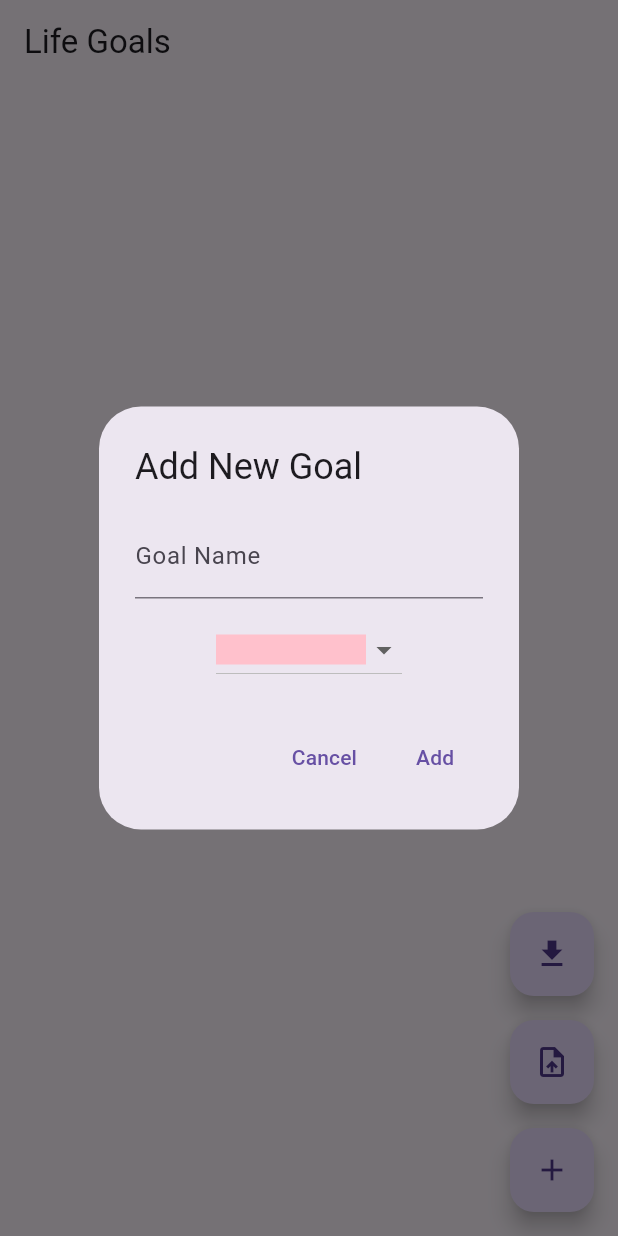
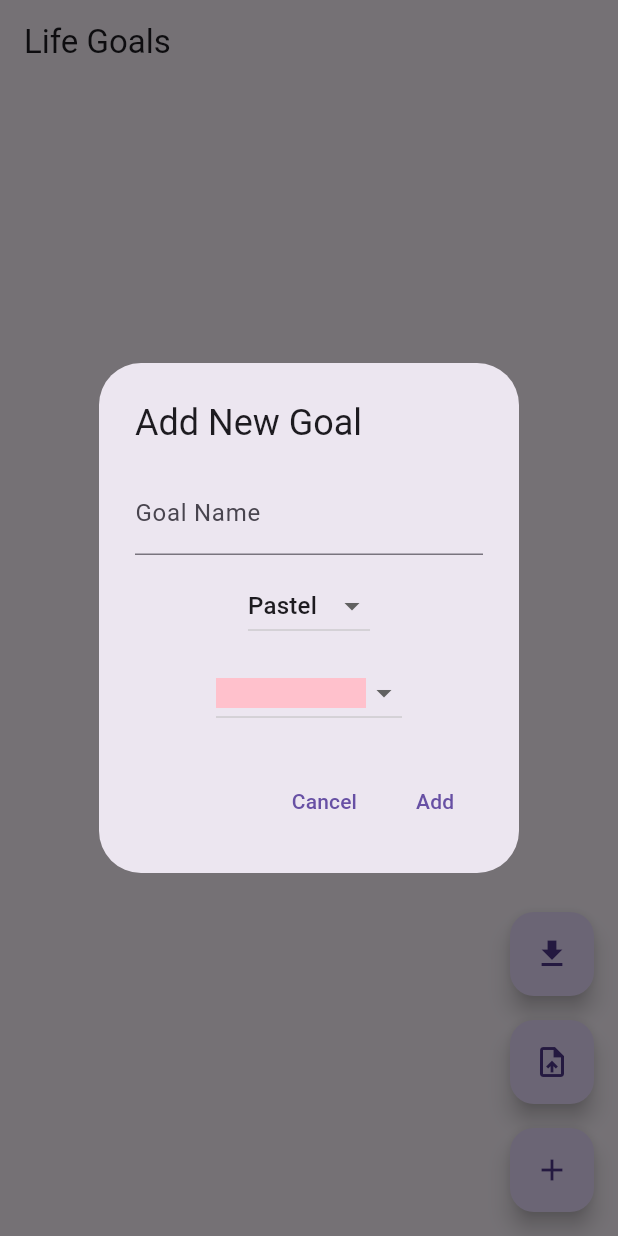
Before and after one commit to hellonico/bubbles, a Flutter app: the screen it shows after launch, after a tap on the "add" icon, on a phone screen of 412 x 824 dp. Run offline on Flutter 3.47's test engine with Material 3 defaults, Android fonts, the phone set to English and light mode, and no system bars; our stand-ins replace file_picker, flutter_markdown, share_plus, shared_preferences.

Commit message:
Allow to switch between color palettes ... #8

```diff
--- a/lib/add_goal_dialog.dart
+++ b/lib/add_goal_dialog.dart
@@ -14,8 +14,9 @@ void showGoalDialog({
   required Function(String, Color) onSave,
   bool isEdit = false,
 }) {
-  // Define the pastel color list as a constant
-  const List<Color> pastelColors = [
+  // Define the color palettes as constants
+  const Map<String, List<Color>> colorPalettes = {
+    'Pastel': [
       Color(0xFFFFC1CC), // Pastel Pink
       Color(0xFFFFD1A4), // Pastel Orange
       Color(0xFFFFF3B0), // Pastel Yellow
@@ -26,27 +27,73 @@ void showGoalDialog({
       Color(0xFFFCE4EC), // Pastel Blush
       Color(0xFFE1F5FE), // Pastel Sky Blue
       Color(0xFFD1F5A4), // Pastel Green
-    Color(0xFFE8DDFF), // Pastel Lavender
-    Color(0xFFFFE3E3), // Pastel Soft Red
-    Color(0xFFFFF5D1), // Pastel Soft Yellow
-    Color(0xFFCBF0FF), // Pastel Light Cyan
-    Color(0xFFFFD7F3), // Pastel Magenta
-    Color(0xFFD9EAD3), // Pastel Pale Green
-    Color(0xFFFAF2CF), // Pastel Pale Yellow
-    Color(0xFFDFDFDF), // Pastel Gray
-    Color(0xFFFFF0E1), // Pastel Cream
-    Color(0xFFFFE8B6), // Pastel Beige
-  ];
+    ],
+    'Vibrant': [
+      Color(0xFFFF0000), // Red
+      Color(0xFFFFA500), // Orange
+      Color(0xFFFFFF00), // Yellow
+      Color(0xFF008000), // Green
+      Color(0xFF0000FF), // Blue
+      Color(0xFF800080), // Purple
+      Color(0xFFFFC0CB), // Pink
+      Color(0xFF00FFFF), // Cyan
+      Color(0xFFFFD700), // Gold
+      Color(0xFFFF4500), // Orange Red
+    ],
+    'Icy': [
+      Color(0xFFE0F7FA), // Icy Blue
+      Color(0xFFD1C4E9), // Icy Lavender
+      Color(0xFFB2EBF2), // Icy Teal
+      Color(0xFFE1BEE7), // Icy Lilac
+      Color(0xFFBBDEFB), // Icy Sky Blue
+      Color(0xFFB3E5FC), // Icy Light Blue
+      Color(0xFFE3F2FD), // Icy Ice Blue
+      Color(0xFFBBDEFB), // Icy Soft Blue
+      Color(0xFFE0E0E0), // Icy Grey
+      Color(0xFFE1F5FE), // Icy Pale Blue
+    ],
+    'Autumn': [
+      Color(0xFFFFB74D), // Autumn Orange
+      Color(0xFFFF7043), // Autumn Red
+      Color(0xFFFFCA28), // Autumn Yellow
+      Color(0xFF8D6E63), // Autumn Brown
+      Color(0xFF6D4C41), // Autumn Dark Brown
+      Color(0xFF3E2723), // Autumn Deep Brown
+      Color(0xFFD7CCC8), // Autumn Light Brown
+      Color(0xFFFFAB91), // Autumn Soft Orange
+      Color(0xFF6F9EAE), // Autumn Teal
+      Color(0xFFE6B0AA), // Autumn Soft Red
+    ],
+    'Space': [
+      Color(0xFF000000), // Very Dark Blue (Black)
+      Color(0xFF1A1A2E), // Dark Blue
+      Color(0xFF16213E), // Midnight Blue
+      Color(0xFF0F3460), // Dark Blue
+      Color(0xFF00A3E0), // Bright Blue
+      Color(0xFF007BFF), // Standard Blue
+      Color(0xFF4ECDC4), // Light Blue
+      Color(0xFFF9ED69), // Pale Yellow
+      Color(0xFFF5D547), // Yellow
+      Color(0xFFFBAA32), // Light Orange (to represent stars)
+    ],
+  };
 
-  // Set initial color to the first color in the list if not provided
-  Color selectedColor = initialColor ?? pastelColors[0];
-//  selectedColor = (pastelColors.contains(selectedColor) ? initialColor : pastelColors[0])!;
+  // Set initial color to the first color in the pastel list if not provided
+  Color selectedColor = initialColor ?? colorPalettes['Pastel']![0];
+  String selectedPalette = 'Pastel';
 
   showDialog(
     context: context,
     builder: (context) {
       return StatefulBuilder(
-        builder: (context, setState) { // Wrap in StatefulBuilder to update color
+        builder: (context, setState) {
+          List<Color> currentPalette = colorPalettes[selectedPalette]!;
+
+          // Reset selectedColor if it's not in the currentPalette
+          if (!currentPalette.contains(selectedColor)) {
+            selectedColor = currentPalette[0]; // Reset to first color of the new palette
+          }
+
           return AlertDialog(
             title: Text(isEdit ? 'Edit Goal' : 'Add New Goal'),
             content: Column(
@@ -60,10 +107,27 @@ void showGoalDialog({
                   },
                 ),
                 SizedBox(height: 10),
+                DropdownButton<String>(
+                  value: selectedPalette,
+                  items: colorPalettes.keys.map((String paletteName) {
+                    return DropdownMenuItem<String>(
+                      value: paletteName,
+                      child: Text(paletteName),
+                    );
+                  }).toList(),
+                  onChanged: (value) {
+                    setState(() {
+                      selectedPalette = value!;
+                      // Reset selected color to the first color of the new palette
+                      selectedColor = colorPalettes[selectedPalette]![0];
+                    });
+                  },
+                ),
+                SizedBox(height: 10),
                 DropdownButton<Color>(
                   value: selectedColor,
-                  items: pastelColors.map((color) {
-                    return DropdownMenuItem(
+                  items: currentPalette.map((color) {
+                    return DropdownMenuItem<Color>(
                       value: color,
                       child: Container(
                         width: 100,
```
Lines whose indentation alone changed are shown as unchanged.
